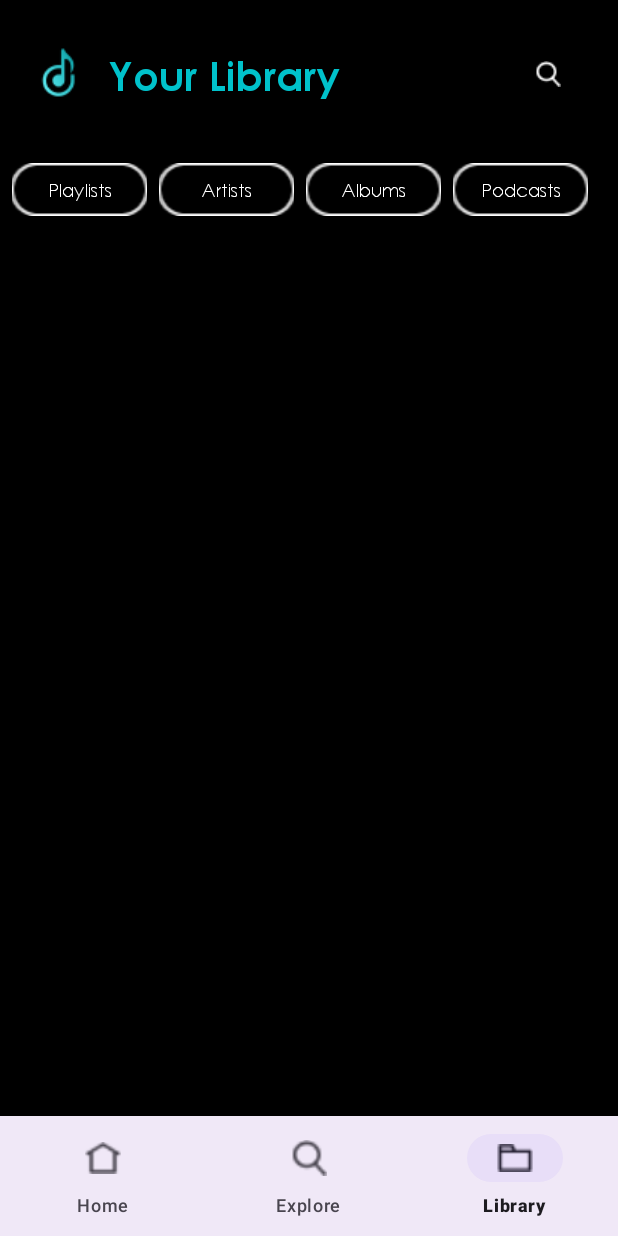
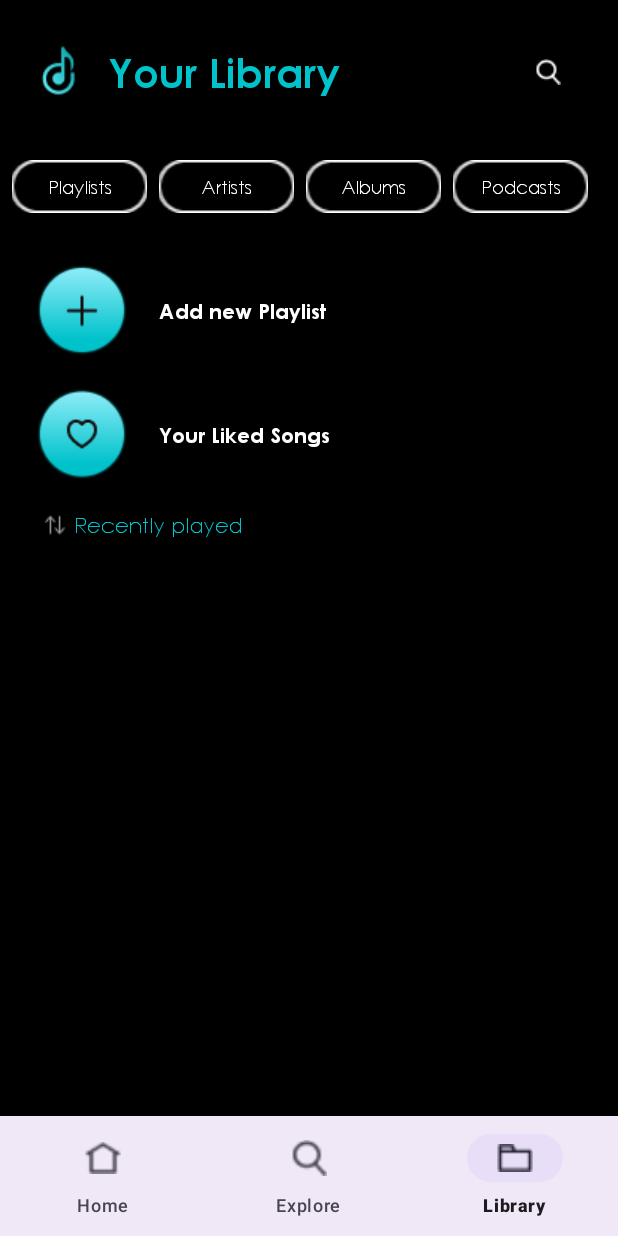
Before and after one commit to duonghieu2907/music_app, an Android app: the screen it shows after launch (MainActivity), item 3 of the bottom bar chosen, on a phone screen of 412 x 824 dp. Run offline under Robolectric (Android 15) with nearby library versions, the phone set to English and light mode, and no system bars.

Commit message:
Implement fragment your library
- Completed default to fragment your library
- Make other item grayed out when click your library
- outline for clicking other items

```diff
--- a/app/src/main/java/com/example/mymusicapp/bottomnavigation/LibraryFragment.kt
+++ b/app/src/main/java/com/example/mymusicapp/bottomnavigation/LibraryFragment.kt
@@ -6,22 +6,22 @@ import androidx.fragment.app.Fragment
 import android.view.LayoutInflater
 import android.view.View
 import android.view.ViewGroup
-import android.widget.FrameLayout
 import android.widget.ImageButton
+import android.widget.ImageView
+import android.widget.TextView
 import androidx.recyclerview.widget.LinearLayoutManager
 import androidx.recyclerview.widget.RecyclerView
-import androidx.recyclerview.widget.RecyclerView.HORIZONTAL
-import androidx.recyclerview.widget.RecyclerView.LayoutManager
-import androidx.recyclerview.widget.RecyclerView.LayoutParams
 import com.example.mymusicapp.R
 import com.example.mymusicapp.library.BrowseLibrary
 import com.example.mymusicapp.library.FragmentLibraryFilterAdapter
+import com.example.mymusicapp.library.FragmentYourLibrary
 import com.example.mymusicapp.library.LibraryFilterItem
 
-class LibraryFragment : Fragment() {
+class LibraryFragment : Fragment(), FragmentLibraryFilterAdapter.FragmentLibraryFilterSelectionListener {
 
     override fun onCreateView(
-        inflater: LayoutInflater, container: ViewGroup?,
+        inflater: LayoutInflater,
+        container: ViewGroup?,
         savedInstanceState: Bundle?
     ): View {
         // Inflate the layout for this fragment
@@ -33,8 +33,7 @@ class LibraryFragment : Fragment() {
 
     private fun App(view: View) {
         //Implement search icon
-        val toolbarContainer: FrameLayout = view.findViewById(R.id.toolNav)
-        val search_icon: ImageButton = toolbarContainer.findViewById(R.id.search_icon);
+        val search_icon: ImageButton = view.findViewById(R.id.search_icon);
         search_icon.setOnClickListener {
             //Going to search fragment
             val intent: Intent = Intent(context, BrowseLibrary::class.java);
@@ -43,7 +42,7 @@ class LibraryFragment : Fragment() {
 
         //Implement item filter
         //Init adapter
-        val itemFilterAdapter = FragmentLibraryFilterAdapter(createItemFilter())
+        val itemFilterAdapter = FragmentLibraryFilterAdapter(createItemFilter(), this)
 
         //Init layourManager
         val layoutManager = LinearLayoutManager(context, LinearLayoutManager.HORIZONTAL, false)
@@ -53,12 +52,24 @@ class LibraryFragment : Fragment() {
         recyclerView.layoutManager = layoutManager
         recyclerView.adapter = itemFilterAdapter
 
+        //Default layout, calling once
+        onSelectionListener(null)
 
-    }
-    private fun loadFragment(fragment: Fragment) {
-        parentFragmentManager.beginTransaction()
-            .replace(R.id.fragment_container, fragment)
-            .commit();
+        //Your library Fragment
+        val yourLibraryText : TextView = view.findViewById(R.id.YourLibraryText)
+        yourLibraryText.setOnClickListener {
+            onSelectionListener(null)
+            itemFilterAdapter.resetColors()
+        }
+
+        val yourLibraryIcon : ImageView = view.findViewById(R.id.YourLibraryIcon)
+        yourLibraryIcon.setOnClickListener {
+            onSelectionListener(null)
+            itemFilterAdapter.resetColors()
+        }
+        //Set up list
+
+
     }
 
     //Create the item list
@@ -71,4 +82,21 @@ class LibraryFragment : Fragment() {
 
         return items
     }
+
+    override fun onSelectionListener(item: LibraryFilterItem?) {
+        //Change fragment depends on the item clicks
+        when(item?.name) {
+            //"Playlists" -> loadFragment(FragmentPlaylists())
+            //"Artists" -> loadFragment(FragmentArtists)
+            //"Albums" -> loadFragment(FragmentAlbums)
+            //"Podcasts" -> loadFragment(FragmentPodcasts)
+            else -> loadFragment(FragmentYourLibrary())
+        }
+    }
+
+    private fun loadFragment(fragment: Fragment) {
+        parentFragmentManager.beginTransaction()
+            .replace(R.id.fragment_library_container_list, fragment)
+            .commit();
+    }
 }
--- a/app/src/main/java/com/example/mymusicapp/library/FragmentLibraryFilterAdapter.kt
+++ b/app/src/main/java/com/example/mymusicapp/library/FragmentLibraryFilterAdapter.kt
@@ -12,7 +12,9 @@ import androidx.recyclerview.widget.RecyclerView
 import com.example.mymusicapp.R
 
 data class LibraryFilterItem(val name: String);
-class FragmentLibraryFilterAdapter(private val filterItem: ArrayList<LibraryFilterItem>) :
+class FragmentLibraryFilterAdapter(
+    private val filterItem: ArrayList<LibraryFilterItem>,
+    private val selectionListener: FragmentLibraryFilterSelectionListener? = null) :
     RecyclerView.Adapter<FragmentLibraryFilterAdapter.ViewHolder>() {
 
         private var selectedPosition = RecyclerView.NO_POSITION
@@ -43,12 +45,28 @@ class FragmentLibraryFilterAdapter(private val filterItem: ArrayList<LibraryFilt
 
             selectedPosition = holder.adapterPosition
             notifyItemChanged(selectedPosition)
+
+            //notify the listener
+            selectionListener?.onSelectionListener(currentItem)
         }
 
     }
 
-
+    interface FragmentLibraryFilterSelectionListener {
+        fun onSelectionListener(item: LibraryFilterItem?)
+    }
     override fun getItemCount(): Int {
         return filterItem.size
     }
+
+    fun resetColors() {
+        if(selectedPosition != RecyclerView.NO_POSITION) {
+            //Prepare a temp to store this position for further item changed
+            val prevSelectedPosition = selectedPosition
+            selectedPosition = RecyclerView.NO_POSITION //Set back to state where no item was clicked
+
+            //Changed the one that has blue
+            notifyItemChanged(prevSelectedPosition)
+        }
+    }
 }
--- /dev/null
+++ b/app/src/main/java/com/example/mymusicapp/library/FragmentYourLibrary.kt
@@ -0,0 +1,24 @@
+package com.example.mymusicapp.library
+
+import android.os.Bundle
+import android.view.LayoutInflater
+import android.view.View
+import android.view.ViewGroup
+import androidx.fragment.app.Fragment
+import com.example.mymusicapp.R
+class FragmentYourLibrary : Fragment() {
+    override fun onCreateView(
+        inflater: LayoutInflater,
+        container: ViewGroup?,
+        savedInstanceState: Bundle?
+    ): View? {
+        val view : View = inflater.inflate(R.layout.fragment_your_library, container, false)
+        //App(view)
+
+        return view
+    }
+
+    private fun App(view: View) {
+        TODO("Not yet implemented")
+    }
+}
--- a/app/src/main/res/layout/fragment_library.xml
+++ b/app/src/main/res/layout/fragment_library.xml
@@ -7,19 +7,48 @@
     android:background="@color/black"
     xmlns:app="http://schemas.android.com/apk/res-auto">
 
-    <FrameLayout
-        android:id="@+id/toolNav"
-        android:layout_width="match_parent"
+    <TextView
+        android:id="@+id/YourLibraryText"
+        android:layout_width="wrap_content"
         android:layout_height="wrap_content"
+        android:fontFamily="@font/gothicbold"
+        android:text="Your Library"
+        android:textColor="@color/lightBlue"
+        android:textSize="27sp"
         app:layout_constraintBottom_toBottomOf="parent"
         app:layout_constraintEnd_toEndOf="parent"
-        app:layout_constraintHorizontal_bias="0"
+        app:layout_constraintHorizontal_bias="0.28"
         app:layout_constraintStart_toStartOf="parent"
         app:layout_constraintTop_toTopOf="parent"
-        app:layout_constraintVertical_bias="0.036" >
-    <include
-        layout="@layout/fragment_library_toolbar1"/>
-    </FrameLayout>
+        app:layout_constraintVertical_bias="0.04" />
+
+    <ImageView
+        android:id="@+id/YourLibraryIcon"
+        android:layout_width="wrap_content"
+        android:layout_height="wrap_content"
+        android:src="@drawable/music_logo"
+        app:layout_constraintBottom_toBottomOf="@+id/YourLibraryText"
+        app:layout_constraintEnd_toStartOf="@id/YourLibraryText"
+        app:layout_constraintHorizontal_bias="1.0"
+        app:layout_constraintStart_toStartOf="parent"
+        app:layout_constraintTop_toTopOf="@+id/YourLibraryText"
+        app:layout_constraintVertical_bias="0.5" />
+
+    <ImageButton
+        android:id="@+id/search_icon"
+        android:layout_width="wrap_content"
+        android:layout_height="wrap_content"
+        android:contentDescription="SEARCH"
+        android:scaleType="centerCrop"
+        android:background="@color/black"
+        android:src="@drawable/ic_explore"
+        app:layout_constraintBottom_toBottomOf="@+id/YourLibraryText"
+        app:layout_constraintEnd_toEndOf="parent"
+        app:layout_constraintHorizontal_bias="0.772"
+        app:layout_constraintStart_toEndOf="@id/YourLibraryText"
+        app:layout_constraintTop_toTopOf="@+id/YourLibraryText"
+        app:layout_constraintVertical_bias="0.5" />
+
 
     <androidx.recyclerview.widget.RecyclerView
         android:id="@+id/libraryFilter"
@@ -31,19 +60,19 @@
         app:layout_constraintEnd_toEndOf="parent"
         app:layout_constraintHorizontal_bias="0.0"
         app:layout_constraintStart_toStartOf="parent"
-        app:layout_constraintTop_toBottomOf="@+id/toolNav"
+        app:layout_constraintTop_toBottomOf="@+id/YourLibraryText"
         app:layout_constraintVertical_bias="0.05" />
 
     <FrameLayout
-        android:id="@+id/fragment_container"
+        android:id="@+id/fragment_library_container_list"
         android:layout_width="match_parent"
-        android:layout_height="match_parent"
+        android:layout_height="0dp"
         app:layout_constraintBottom_toBottomOf="parent"
         app:layout_constraintEnd_toEndOf="parent"
-        app:layout_constraintHorizontal_bias="1.0"
+        app:layout_constraintHorizontal_bias="0.0"
         app:layout_constraintStart_toStartOf="parent"
-        app:layout_constraintTop_toBottomOf="@+id/libraryFilter"
-        app:layout_constraintVertical_bias="1.0" />
+        app:layout_constraintTop_toBottomOf="@id/libraryFilter"
+        app:layout_constraintVertical_bias="0" />
 
 
 </androidx.constraintlayout.widget.ConstraintLayout>
--- a/app/src/main/res/layout/fragment_library_toolbar1.xml
+++ b/app/src/main/res/layout/fragment_library_toolbar1.xml
@@ -6,45 +6,4 @@
     android:layout_width="match_parent"
     android:layout_height="wrap_content">
 
-    <TextView
-        android:id="@+id/playListsLibraryText"
-        android:layout_width="wrap_content"
-        android:layout_height="match_parent"
-        android:fontFamily="@font/gothicbold"
-        android:text="Your Library"
-        android:textColor="@color/lightBlue"
-        android:textSize="27sp"
-        app:layout_constraintBottom_toBottomOf="@id/toolNav1"
-        app:layout_constraintEnd_toEndOf="@id/toolNav1"
-        app:layout_constraintHorizontal_bias="0.28"
-        app:layout_constraintStart_toStartOf="@id/toolNav1"
-        app:layout_constraintTop_toTopOf="@id/toolNav1"
-        app:layout_constraintVertical_bias="1" />
-
-    <ImageView
-        android:layout_width="wrap_content"
-        android:layout_height="wrap_content"
-        android:src="@drawable/music_logo"
-        app:layout_constraintBottom_toBottomOf="@+id/playListsLibraryText"
-        app:layout_constraintEnd_toStartOf="@id/playListsLibraryText"
-        app:layout_constraintHorizontal_bias="1.0"
-        app:layout_constraintStart_toStartOf="parent"
-        app:layout_constraintTop_toTopOf="@+id/playListsLibraryText"
-        app:layout_constraintVertical_bias="0.5" />
-
-    <ImageButton
-        android:id="@+id/search_icon"
-        android:layout_width="wrap_content"
-        android:layout_height="wrap_content"
-        android:contentDescription="SEARCH"
-        android:scaleType="centerCrop"
-        android:background="@color/black"
-        android:src="@drawable/ic_explore"
-        app:layout_constraintBottom_toBottomOf="@+id/playListsLibraryText"
-        app:layout_constraintEnd_toEndOf="parent"
-        app:layout_constraintHorizontal_bias="0.772"
-        app:layout_constraintStart_toEndOf="@id/playListsLibraryText"
-        app:layout_constraintTop_toTopOf="@+id/playListsLibraryText"
-        app:layout_constraintVertical_bias="0.5" />
-
 </androidx.constraintlayout.widget.ConstraintLayout>
--- /dev/null
+++ b/app/src/main/res/layout/fragment_your_library.xml
@@ -0,0 +1,111 @@
+<?xml version="1.0" encoding="utf-8"?>
+<androidx.constraintlayout.widget.ConstraintLayout xmlns:android="http://schemas.android.com/apk/res/android"
+    android:layout_width="match_parent"
+    android:layout_height="match_parent"
+    android:background="@color/black"
+    xmlns:app="http://schemas.android.com/apk/res-auto">
+
+    <androidx.constraintlayout.widget.ConstraintLayout
+        android:id="@+id/addNewPlaylistsSection"
+        android:layout_width="match_parent"
+        android:layout_height="wrap_content"
+        app:layout_constraintStart_toStartOf="parent"
+        app:layout_constraintEnd_toEndOf="parent"
+        app:layout_constraintTop_toTopOf="parent"
+        app:layout_constraintBottom_toBottomOf="parent"
+        app:layout_constraintVertical_bias="0.05">
+
+        <ImageButton
+            android:id="@+id/addIc"
+            android:layout_width="wrap_content"
+            android:layout_height="wrap_content"
+            android:scaleType="center"
+            android:background="@color/black"
+            android:src="@drawable/add_new"
+            app:layout_constraintStart_toStartOf="@id/addNewPlaylistsSection"
+            app:layout_constraintEnd_toEndOf="@id/addNewPlaylistsSection"
+            app:layout_constraintTop_toTopOf="@id/addNewPlaylistsSection"
+            app:layout_constraintBottom_toBottomOf="@id/addNewPlaylistsSection"
+            app:layout_constraintVertical_bias="0"
+            app:layout_constraintHorizontal_bias="0.07"/>
+
+        <TextView
+            android:layout_width="wrap_content"
+            android:layout_height="wrap_content"
+            android:text="Add new Playlist"
+            android:textColor="@color/white"
+            android:fontFamily="@font/gothicbold"
+            app:layout_constraintStart_toEndOf="@id/addIc"
+            app:layout_constraintEnd_toEndOf="@id/addNewPlaylistsSection"
+            app:layout_constraintTop_toTopOf="@id/addIc"
+            app:layout_constraintBottom_toBottomOf="@id/addIc"
+            app:layout_constraintVertical_bias="0.5"
+            app:layout_constraintHorizontal_bias="0.1"/>
+
+    </androidx.constraintlayout.widget.ConstraintLayout>
+
+    <androidx.constraintlayout.widget.ConstraintLayout
+        android:id="@+id/YourLikedSongSection"
+        android:layout_width="match_parent"
+        android:layout_height="wrap_content"
+        app:layout_constraintStart_toStartOf="parent"
+        app:layout_constraintEnd_toEndOf="parent"
+        app:layout_constraintTop_toBottomOf="@id/addNewPlaylistsSection"
+        app:layout_constraintBottom_toBottomOf="parent"
+        app:layout_constraintVertical_bias="0.05">
+
+        <ImageButton
+            android:id="@+id/favoriteIc"
+            android:layout_width="wrap_content"
+            android:layout_height="wrap_content"
+            android:scaleType="center"
+            android:background="@color/black"
+            android:src="@drawable/favorite_ic"
+            app:layout_constraintStart_toStartOf="@id/YourLikedSongSection"
+            app:layout_constraintEnd_toEndOf="@id/YourLikedSongSection"
+            app:layout_constraintTop_toTopOf="@id/YourLikedSongSection"
+            app:layout_constraintBottom_toBottomOf="@id/YourLikedSongSection"
+            app:layout_constraintVertical_bias="0"
+            app:layout_constraintHorizontal_bias="0.07"/>
+
+        <TextView
+            android:layout_width="wrap_content"
+            android:layout_height="wrap_content"
+            android:text="Your Liked Songs"
+            android:textColor="@color/white"
+            android:fontFamily="@font/gothicbold"
+            app:layout_constraintStart_toEndOf="@id/favoriteIc"
+            app:layout_constraintEnd_toEndOf="@id/YourLikedSongSection"
+            app:layout_constraintTop_toTopOf="@id/favoriteIc"
+            app:layout_constraintBottom_toBottomOf="@id/favoriteIc"
+            app:layout_constraintVertical_bias="0.5"
+            app:layout_constraintHorizontal_bias="0.1"/>
+
+    </androidx.constraintlayout.widget.ConstraintLayout>
+
+    <TextView
+        android:id="@+id/recentlyPlayed"
+        android:layout_width="wrap_content"
+        android:layout_height="wrap_content"
+        android:text="Recently played"
+        android:fontFamily="@font/gothic"
+        android:textColor="@color/lightBlue"
+        android:drawableLeft="@drawable/sort"
+        android:drawablePadding="4dp"
+        app:layout_constraintStart_toStartOf="parent"
+        app:layout_constraintEnd_toEndOf="parent"
+        app:layout_constraintTop_toBottomOf="@id/YourLikedSongSection"
+        app:layout_constraintBottom_toBottomOf="parent"
+        app:layout_constraintVertical_bias="0.05"
+        app:layout_constraintHorizontal_bias="0.1"/>
+
+    <androidx.recyclerview.widget.RecyclerView
+        android:layout_width="match_parent"
+        android:layout_height="wrap_content"
+        app:layout_constraintStart_toStartOf="parent"
+        app:layout_constraintEnd_toEndOf="parent"
+        app:layout_constraintTop_toBottomOf="@id/recentlyPlayed"
+        app:layout_constraintBottom_toBottomOf="parent"
+        app:layout_constraintVertical_bias="0.1"
+        app:layout_constraintHorizontal_bias="0.1"/>
+</androidx.constraintlayout.widget.ConstraintLayout>
```
Also changed, not shown: app/src/main/res/drawable/add_new.png (added), app/src/main/res/drawable/favorite_ic.png (added), app/src/main/res/drawable/sort.png (added).
